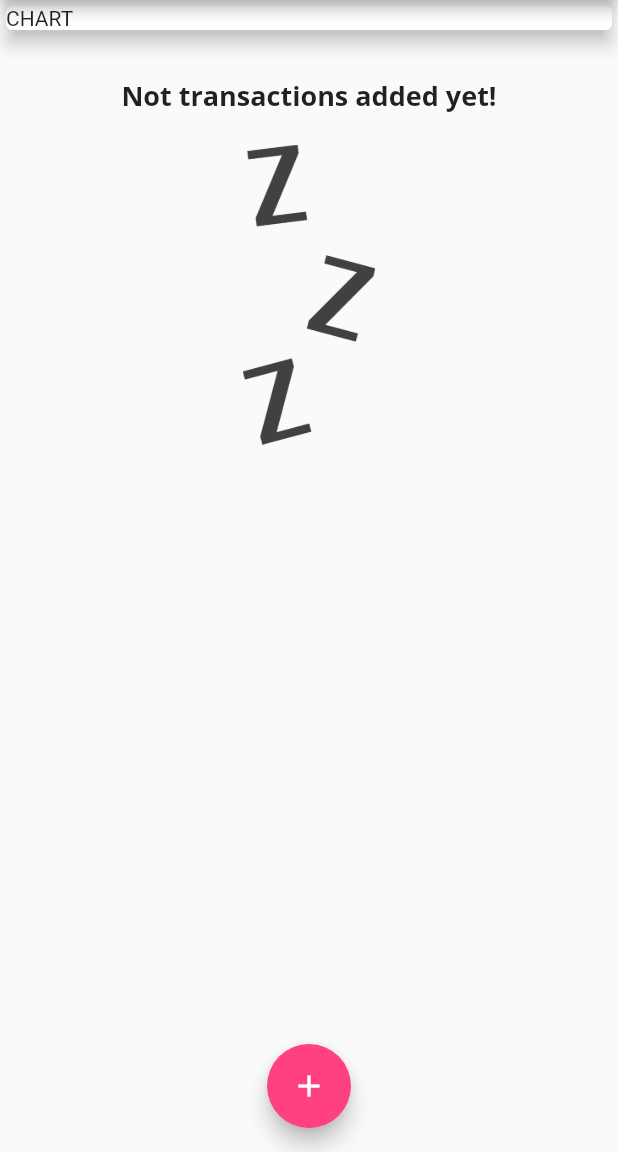
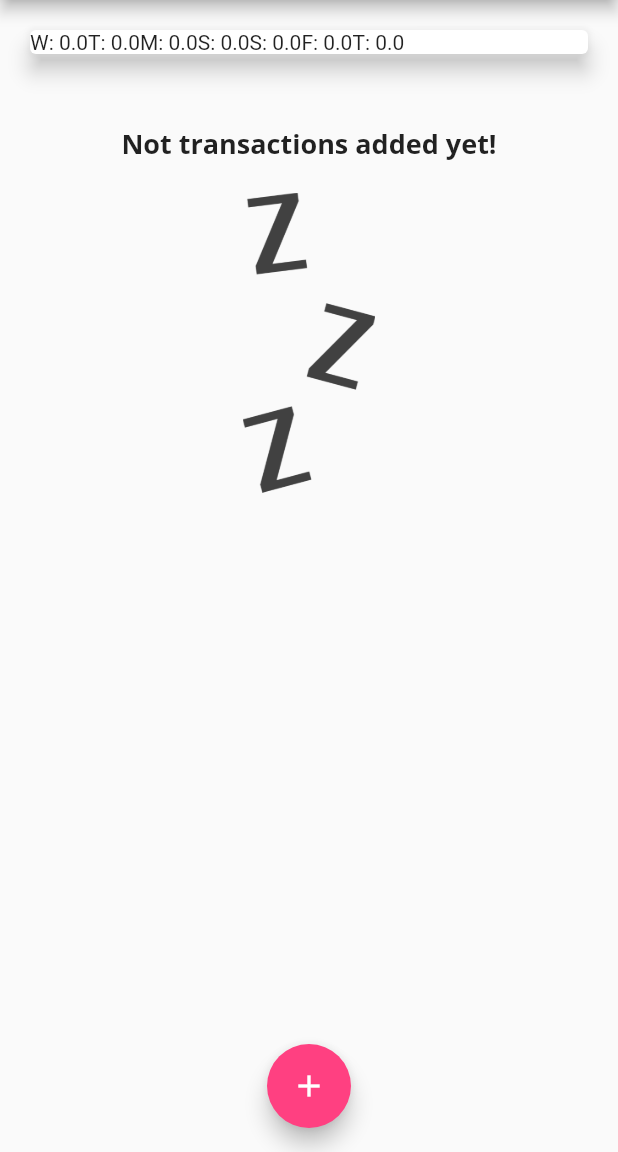
Before and after one commit to SpruceGabriela/expenses-app, a Flutter app: the screen it shows after launch, on a phone screen of 412 x 824 dp, the part 84-1236 px from its top. Run offline on Flutter 3.47's test engine with Material 2 defaults, Android fonts, the phone set to English and light mode, and no system bars.

Commit message:
add logic for chart

```diff
--- a/lib/main.dart
+++ b/lib/main.dart
@@ -1,3 +1,4 @@
+import 'package:expenses/widgets/chart.dart';
 import 'package:flutter/material.dart';
 import 'package:expenses/widgets/new_transaction.dart';
 import './widgets/transaction_list.dart';
@@ -94,10 +95,7 @@ class _HomeState extends State<Home> {
             children: <Widget>[
               Container(
                 width: double.infinity,
-                child: Card(
-                  child: Text('CHART'),
-                  elevation: 5,
-                ),
+                child: Chart(_userTransactions),
               ),
               TransactionList(_userTransactions),
             ],
--- /dev/null
+++ b/lib/widgets/chart.dart
@@ -0,0 +1,43 @@
+import 'package:expenses/models/transaction.dart';
+import 'package:flutter/material.dart';
+import 'package:intl/intl.dart';
+
+class Chart extends StatelessWidget {
+  final List<Transaction> recentTransactions;
+  Chart(this.recentTransactions);
+
+  List<Map<String, Object>> get groupedTransactionsValues{
+    return List.generate(7, (index){
+      final weekDay = DateTime.now().subtract(Duration(days: index));
+      var totalSum = 0.0;
+      for(var i = 0; i < recentTransactions.length; i++){
+        if(
+          recentTransactions[i].date.day == weekDay.day &&
+          recentTransactions[i].date.month == weekDay.month &&
+          recentTransactions[i].date.year == weekDay.year
+        ){
+          totalSum += recentTransactions[i].amount;
+        }
+      }
+
+      return {
+        'day': DateFormat.E().format(weekDay).substring(0, 1),
+        'amount': totalSum
+        };
+    });
+  }
+
+  @override
+  Widget build(BuildContext context) {
+    return Card(
+      elevation: 6,
+      margin: EdgeInsets.all(20),
+      child: Row(
+        children:
+          groupedTransactionsValues.map((data){
+            return Text('${data['day']}: ${data['amount']}');
+          }).toList(),
+      ),
+    );
+  }
+}
```
